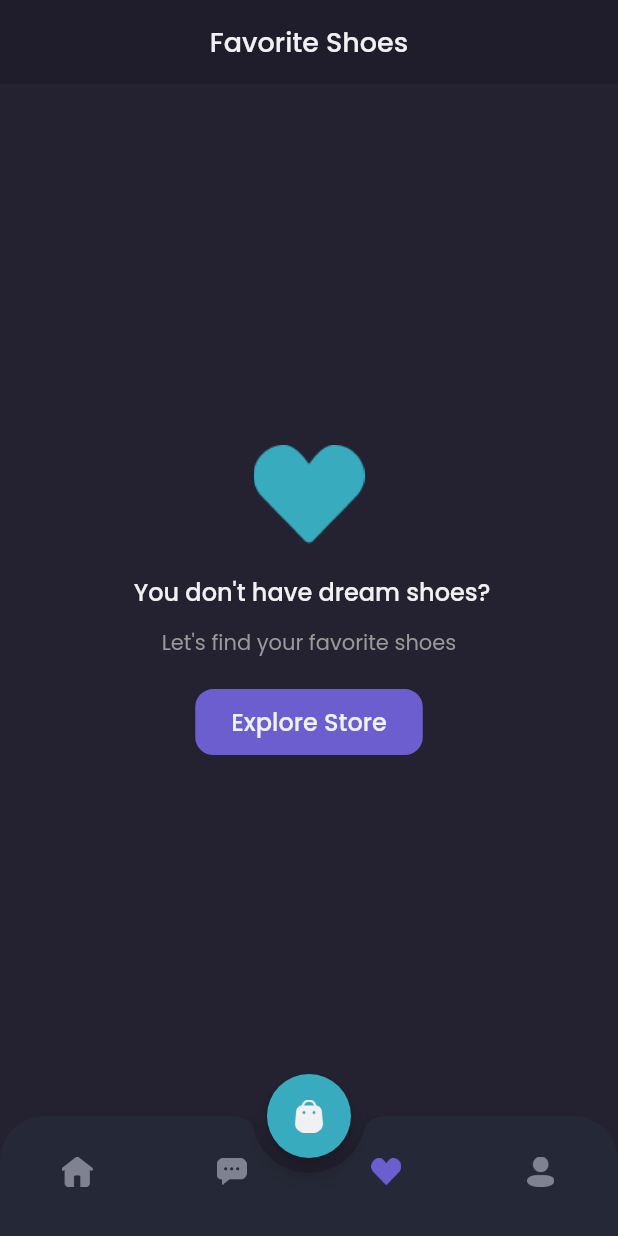
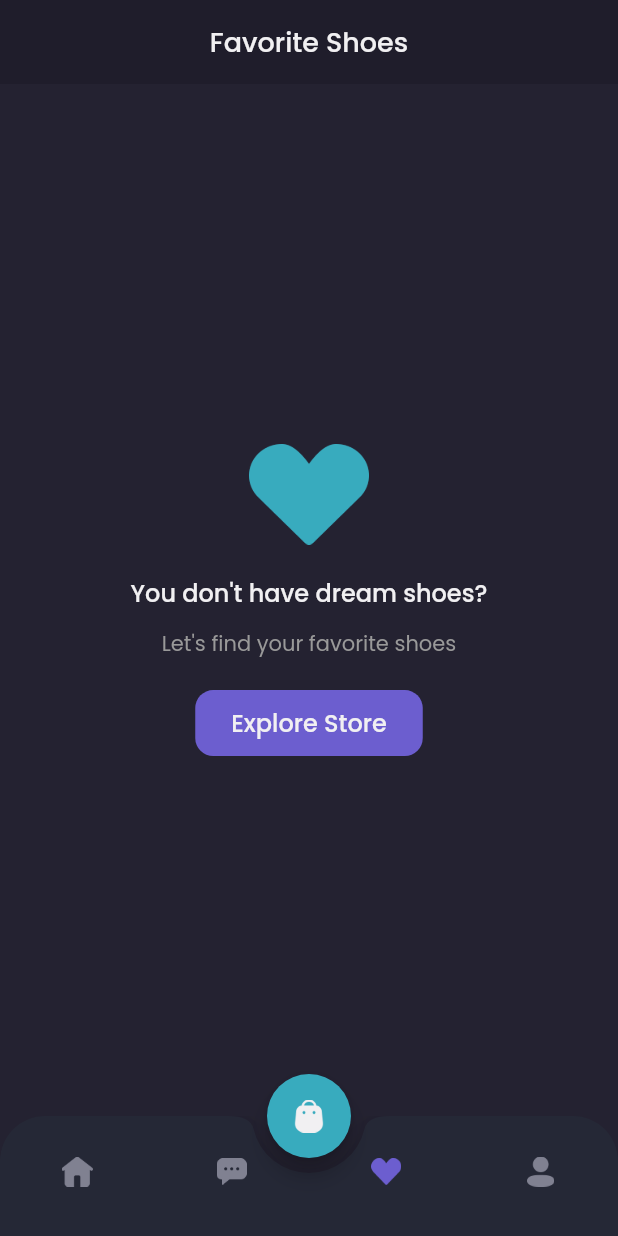
Before and after one commit to mzaka99/tokopaedi, a Flutter app: the MainPage screen opened by its route, item 3 of the bottom bar chosen, on a phone screen of 412 x 824 dp. Run offline on Flutter 3.47's test engine with Material 2 defaults, Android fonts, the phone set to English and light mode, and no system bars; our stand-ins replace cached_network_image, carousel_slider, cloud_firestore, firebase_auth, firebase_core, firebase_storage and 4 more; accounts and stored records are empty; network calls fail.

Commit message:
Refactoring & Hotfix

```diff
--- a/lib/main.dart
+++ b/lib/main.dart
@@ -30,20 +30,20 @@ class MyApp extends StatelessWidget {
   Widget build(BuildContext context) {
     return MultiProvider(
       providers: [
+        ChangeNotifierProvider(create: (context) => AuthenticateProvider()),
+        ChangeNotifierProvider(create: (context) => UserProvider()),
         ChangeNotifierProvider(create: (context) => ProductProvider()),
         ChangeNotifierProvider(create: (context) => CategoryProductProvider()),
         ChangeNotifierProvider(create: (context) => FavoriteProvider()),
         ChangeNotifierProvider(create: (context) => CartProvider()),
         ChangeNotifierProvider(create: (context) => ChatProvider()),
-        ChangeNotifierProvider(create: (context) => AuthenticateProvider()),
-        ChangeNotifierProvider(create: (context) => UserProvider()),
       ],
       child: GestureDetector(
         onTap: () {
           FocusManager.instance.primaryFocus?.unfocus();
         },
         child: MaterialApp(
-          title: 'Flutter Demo',
+          title: 'Tokopaedi',
           theme: ThemeData(
             primarySwatch: Colors.blue,
           ),
--- a/lib/pages/home/favorite_page.dart
+++ b/lib/pages/home/favorite_page.dart
@@ -2,6 +2,7 @@ import 'package:flutter/material.dart';
 import 'package:provider/provider.dart';
 import 'package:tokopaedi/providers/favorite_provider.dart';
 import 'package:tokopaedi/widgets/favorite_tile.dart';
+import 'package:tokopaedi/widgets/widget_custom.dart';
 
 import '../../theme.dart';
 
@@ -27,68 +28,6 @@ class FavoritePage extends StatelessWidget {
       );
     }
 
-    Widget emptyFav() {
-      return Container(
-          color: bgColor3,
-          width: double.infinity,
-          child: Column(
-            mainAxisAlignment: MainAxisAlignment.center,
-            children: [
-              Image.asset(
-                'assets/icon/fav_icon.png',
-                color: const Color(0xff38ABBE),
-                width: 74,
-              ),
-              const SizedBox(
-                height: 20,
-              ),
-              Text(
-                ' You don\'t have dream shoes?',
-                style: primaryTextStyle.copyWith(
-                  fontSize: 16,
-                  fontWeight: medium,
-                ),
-              ),
-              const SizedBox(
-                height: 12,
-              ),
-              Text(
-                'Let\'s find your favorite shoes',
-                style: secondaryTextStyle,
-              ),
-              const SizedBox(
-                height: 20,
-              ),
-              SizedBox(
-                height: 44,
-                child: TextButton(
-                    onPressed: () {
-                      changeIndexFn(0);
-                    },
-                    style: TextButton.styleFrom(
-                      padding: const EdgeInsets.symmetric(
-                        horizontal: 24,
-                        vertical: 10,
-                      ),
-                      backgroundColor: primaryColor,
-                      shape: RoundedRectangleBorder(
-                        borderRadius: BorderRadius.circular(
-                          12,
-                        ),
-                      ),
-                    ),
-                    child: Text(
-                      'Explore Store',
-                      style: primaryTextStyle.copyWith(
-                        fontSize: 16,
-                        fontWeight: medium,
-                      ),
-                    )),
-              )
-            ],
-          ));
-    }
-
     Widget content() {
       return Expanded(
         child: Container(
@@ -100,7 +39,14 @@ class FavoritePage extends StatelessWidget {
                     child: CircularProgressIndicator(),
                   )
                 : data.favProductList.isEmpty
-                    ? emptyFav()
+                    ? emptyContent(
+                        assetIcon: 'assets/icon/fav_icon_blue.png',
+                        title: 'You don\'t have dream shoes?',
+                        subtitle: 'Let\'s find your favorite shoes',
+                        onpress: () {
+                          changeIndexFn(0);
+                        },
+                      )
                     : ListView.builder(
                         padding:
                             EdgeInsets.symmetric(horizontal: defaultMargin),
--- a/lib/pages/splash_page.dart
+++ b/lib/pages/splash_page.dart
@@ -23,8 +23,6 @@ class _SplashPageState extends State<SplashPage> {
     _listener = FirebaseAuth.instance.authStateChanges().listen((event) {
       if (event == null) {
         Future.delayed(const Duration(seconds: 3)).then((_) {
-          Provider.of<FavoriteProvider>(context, listen: false)
-              .fetchFavoriteList();
           Navigator.pushNamedAndRemoveUntil(context, '/auth', (route) => false,
               arguments: true);
         });
@@ -32,8 +30,7 @@ class _SplashPageState extends State<SplashPage> {
         Future.delayed(const Duration(seconds: 3)).then((_) {
           Provider.of<FavoriteProvider>(context, listen: false)
               .fetchFavoriteList();
-          Provider.of<UserProvider>(context, listen: false)
-              .getData();
+          Provider.of<UserProvider>(context, listen: false).getData();
           Navigator.of(context)
               .pushNamedAndRemoveUntil('/home', (route) => false);
         });
--- a/lib/widgets/widget_custom.dart
+++ b/lib/widgets/widget_custom.dart
@@ -44,6 +44,72 @@ Widget customInput({
         inputFormatters: inputFormatters,
       ),
     ]),
+  );
+}
+
+Widget emptyContent({
+  required String assetIcon,
+  required String title,
+  required String subtitle,
+  VoidCallback? onpress,
+  bool withButton = true,
+}) {
+  return Center(
+    child: Column(
+      mainAxisAlignment: MainAxisAlignment.center,
+      children: [
+        Image.asset(
+          assetIcon,
+          width: 80,
+        ),
+        const SizedBox(
+          height: 20,
+        ),
+        Text(
+          title,
+          style: primaryTextStyle.copyWith(
+            fontSize: 16,
+            fontWeight: medium,
+          ),
+        ),
+        const SizedBox(
+          height: 12,
+        ),
+        Text(
+          subtitle,
+          style: secondaryTextStyle,
+        ),
+        const SizedBox(
+          height: 20,
+        ),
+        if (withButton)
+          SizedBox(
+            height: 44,
+            child: TextButton(
+              onPressed: onpress,
+              style: TextButton.styleFrom(
+                padding: const EdgeInsets.symmetric(
+                  horizontal: 24,
+                  vertical: 10,
+                ),
+                backgroundColor: primaryColor,
+                shape: RoundedRectangleBorder(
+                  borderRadius: BorderRadius.circular(
+                    12,
+                  ),
+                ),
+              ),
+              child: Text(
+                'Explore Store',
+                style: primaryTextStyle.copyWith(
+                  fontSize: 16,
+                  fontWeight: medium,
+                ),
+              ),
+            ),
+          ),
+      ],
+    ),
   );
 }
 
```
Also changed, not shown: lib/helpers/local_db_helper.dart (+9 -2 lines), lib/pages/cart_page.dart (+9 -62 lines), lib/pages/home/home_page.dart (+27 -47 lines), lib/pages/home/profile_page.dart (+9 -4 lines), lib/pages/product_page.dart (+8 -2 lines), lib/providers/authenticate_provider.dart (+14 -5 lines), lib/providers/favorite_provider.dart (+13 -1 lines), lib/providers/user_provider.dart (+15 -3 lines), lib/widgets/favorite_tile.dart (+8 -2 lines), assets/icon/fav_icon_blue.png (added), lib/widgets/cart_card.dart (renamed from lib/widgets/cart_cart.dart).
